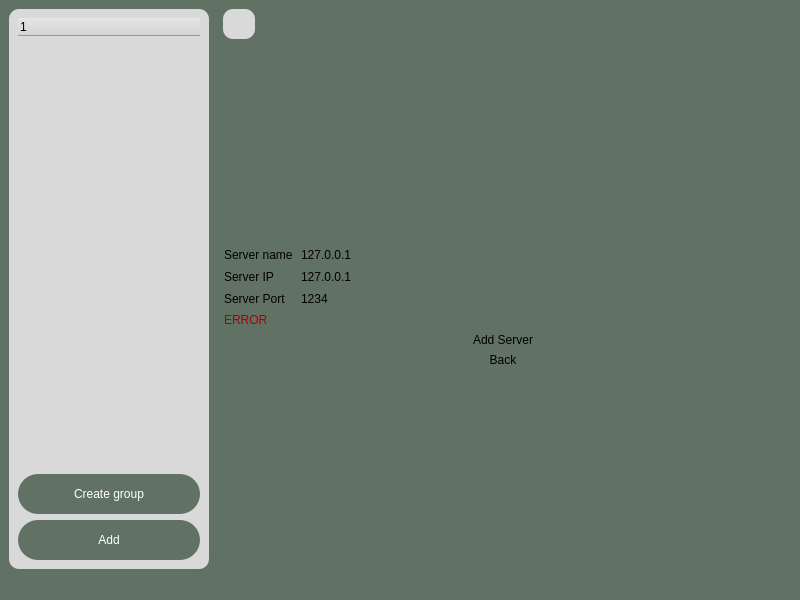
First picture: the form in SimpleChat/mainwindow.ui, repository Ssssvhhhhh/SimpleChat, before the edit.
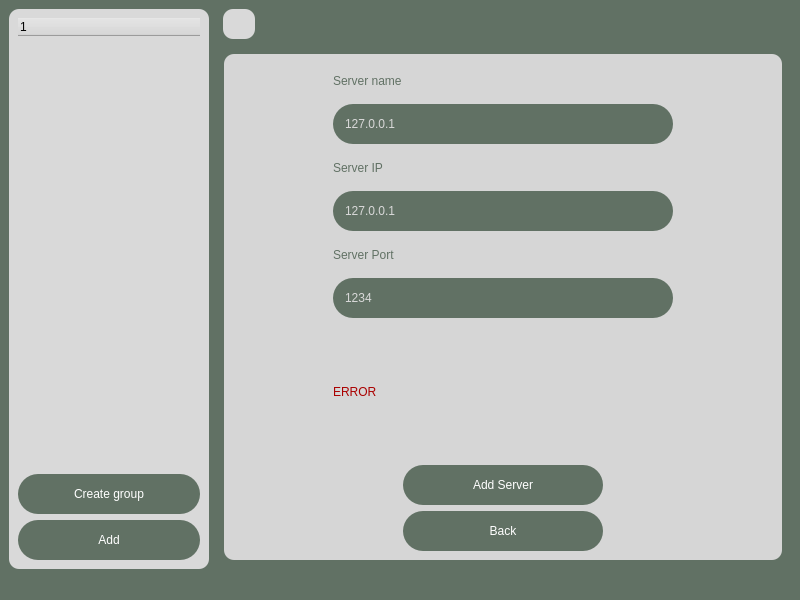
Second picture: the form after the edit. The open tabs and pages were chosen to show the change. Icons and pictures are not drawn.

```diff
--- a/SimpleChat/mainwindow.ui
+++ b/SimpleChat/mainwindow.ui
@@ -222,18 +222,40 @@
           <number>1</number>
          </property>
          <widget class="QWidget" name="pageServerSettings">
-          <layout class="QVBoxLayout" name="verticalLayout_7">
-           <item>
             <layout class="QVBoxLayout" name="verticalLayout_6">
              <item>
-              <spacer name="verticalSpacer">
+            <widget class="QFrame" name="frameAddServer">
+             <property name="styleSheet">
+              <string notr="true">#frameAddServer
+{
+background-color: rgb(214, 214, 214);
+
+border-image: url(server.png) 0 0 0 0 stretch stretch;
+}
+
+</string>
+             </property>
+             <property name="frameShape">
+              <enum>QFrame::Shape::StyledPanel</enum>
+             </property>
+             <property name="frameShadow">
+              <enum>QFrame::Shadow::Raised</enum>
+             </property>
+             <layout class="QVBoxLayout" name="verticalLayout_12">
+              <item>
+               <layout class="QHBoxLayout" name="horizontalLayout_9">
+                <item>
+                 <spacer name="horizontalSpacer_10">
                <property name="orientation">
-                <enum>Qt::Orientation::Vertical</enum>
+                   <enum>Qt::Orientation::Horizontal</enum>
+                  </property>
+                  <property name="sizeType">
+                   <enum>QSizePolicy::Policy::Preferred</enum>
                </property>
                <property name="sizeHint" stdset="0">
                 <size>
-                 <width>20</width>
-                 <height>88</height>
+                    <width>100</width>
+                    <height>20</height>
                 </size>
                </property>
               </spacer>
@@ -241,50 +263,157 @@
              <item>
               <layout class="QVBoxLayout" name="verticalLayout_5">
                <item>
-                <layout class="QGridLayout" name="gridLayout">
-                 <item row="2" column="0">
-                  <widget class="QLabel" name="labelPortServer">
-                   <property name="text">
-                    <string>Server Port</string>
-                   </property>
-                  </widget>
-                 </item>
-                 <item row="0" column="1">
-                  <widget class="QLineEdit" name="lineEditServerName">
-                   <property name="text">
-                    <string>127.0.0.1</string>
-                   </property>
-                  </widget>
-                 </item>
-                 <item row="2" column="1">
-                  <widget class="QLineEdit" name="lineEditServerPort">
-                   <property name="text">
-                    <string>1234</string>
-                   </property>
-                  </widget>
-                 </item>
-                 <item row="1" column="1">
-                  <widget class="QLineEdit" name="lineEditServerIP">
-                   <property name="text">
-                    <string>127.0.0.1</string>
-                   </property>
-                  </widget>
-                 </item>
-                 <item row="0" column="0">
                   <widget class="QLabel" name="labelServerName">
+                    <property name="minimumSize">
+                     <size>
+                      <width>0</width>
+                      <height>35</height>
+                     </size>
+                    </property>
+                    <property name="maximumSize">
+                     <size>
+                      <width>16777215</width>
+                      <height>35</height>
+                     </size>
+                    </property>
+                    <property name="styleSheet">
+                     <string notr="true">font: 18pt &quot;Segoe UI&quot;;
+color: rgb(97, 113, 100);
+background-color: none;</string>
+                    </property>
                    <property name="text">
                     <string>Server name</string>
                    </property>
                   </widget>
                  </item>
-                 <item row="1" column="0">
+                  <item>
+                   <widget class="QLineEdit" name="lineEditServerName">
+                    <property name="minimumSize">
+                     <size>
+                      <width>0</width>
+                      <height>40</height>
+                     </size>
+                    </property>
+                    <property name="maximumSize">
+                     <size>
+                      <width>400</width>
+                      <height>16777215</height>
+                     </size>
+                    </property>
+                    <property name="styleSheet">
+                     <string notr="true">background-color: rgb(97, 113, 100);
+color: rgb(217, 217, 217);
+font: 12pt &quot;Segoe UI&quot;;
+border-radius: 20px;                  
+padding-left: 10px;  
+</string>
+                    </property>
+                    <property name="text">
+                     <string>127.0.0.1</string>
+                    </property>
+                   </widget>
+                  </item>
+                  <item>
                   <widget class="QLabel" name="labelIPServer">
+                    <property name="minimumSize">
+                     <size>
+                      <width>0</width>
+                      <height>35</height>
+                     </size>
+                    </property>
+                    <property name="maximumSize">
+                     <size>
+                      <width>16777215</width>
+                      <height>35</height>
+                     </size>
+                    </property>
+                    <property name="styleSheet">
+                     <string notr="true">font: 18pt &quot;Segoe UI&quot;;
+color: rgb(97, 113, 100);
+background-color: none;</string>
+                    </property>
                    <property name="text">
                     <string>Server IP</string>
                    </property>
                   </widget>
                  </item>
-                </layout>
+                  <item>
+                   <widget class="QLineEdit" name="lineEditServerIP">
+                    <property name="minimumSize">
+                     <size>
+                      <width>0</width>
+                      <height>40</height>
+                     </size>
+                    </property>
+                    <property name="maximumSize">
+                     <size>
+                      <width>400</width>
+                      <height>16777215</height>
+                     </size>
+                    </property>
+                    <property name="styleSheet">
+                     <string notr="true">background-color: rgb(97, 113, 100);
+color: rgb(217, 217, 217);
+font: 12pt &quot;Segoe UI&quot;;
+border-radius: 20px;                  
+padding-left: 10px;  
+</string>
+                    </property>
+                    <property name="text">
+                     <string>127.0.0.1</string>
+                    </property>
+                   </widget>
+                  </item>
+                  <item>
+                   <widget class="QLabel" name="labelPortServer">
+                    <property name="minimumSize">
+                     <size>
+                      <width>0</width>
+                      <height>35</height>
+                     </size>
+                    </property>
+                    <property name="maximumSize">
+                     <size>
+                      <width>16777215</width>
+                      <height>35</height>
+                     </size>
+                    </property>
+                    <property name="styleSheet">
+                     <string notr="true">font: 18pt &quot;Segoe UI&quot;;
+color: rgb(97, 113, 100);
+background-color: none;</string>
+                    </property>
+                    <property name="text">
+                     <string>Server Port</string>
+                    </property>
+                   </widget>
+                  </item>
+                  <item>
+                   <widget class="QLineEdit" name="lineEditServerPort">
+                    <property name="minimumSize">
+                     <size>
+                      <width>0</width>
+                      <height>40</height>
+                     </size>
+                    </property>
+                    <property name="maximumSize">
+                     <size>
+                      <width>400</width>
+                      <height>16777215</height>
+                     </size>
+                    </property>
+                    <property name="styleSheet">
+                     <string notr="true">background-color: rgb(97, 113, 100);
+color: rgb(217, 217, 217);
+font: 12pt &quot;Segoe UI&quot;;
+border-radius: 20px;                  
+padding-left: 10px;  
+</string>
+                    </property>
+                    <property name="text">
+                     <string>1234</string>
+                    </property>
+                   </widget>
                </item>
                <item>
                 <widget class="QLabel" name="labelError_4">
@@ -292,7 +421,7 @@
                   <string notr="true">text-align: center;
 color: rgb(170, 0, 0);
 font: 12pt &quot;Segoe UI&quot;;
-
+background-color: none;
 </string>
                  </property>
                  <property name="text">
@@ -300,8 +429,80 @@
                  </property>
                 </widget>
                </item>
+                 </layout>
+                </item>
+                <item>
+                 <spacer name="horizontalSpacer_11">
+                  <property name="orientation">
+                   <enum>Qt::Orientation::Horizontal</enum>
+                  </property>
+                  <property name="sizeType">
+                   <enum>QSizePolicy::Policy::Preferred</enum>
+                  </property>
+                  <property name="sizeHint" stdset="0">
+                   <size>
+                    <width>100</width>
+                    <height>20</height>
+                   </size>
+                  </property>
+                 </spacer>
+                </item>
+               </layout>
+              </item>
+              <item>
+               <layout class="QHBoxLayout" name="horizontalLayout_10">
+                <item>
+                 <spacer name="horizontalSpacer_12">
+                  <property name="orientation">
+                   <enum>Qt::Orientation::Horizontal</enum>
+                  </property>
+                  <property name="sizeType">
+                   <enum>QSizePolicy::Policy::Preferred</enum>
+                  </property>
+                  <property name="sizeHint" stdset="0">
+                   <size>
+                    <width>150</width>
+                    <height>20</height>
+                   </size>
+                  </property>
+                 </spacer>
+                </item>
+                <item>
+                 <layout class="QVBoxLayout" name="verticalLayout_7">
                <item>
                 <widget class="QPushButton" name="pushButton">
+                    <property name="minimumSize">
+                     <size>
+                      <width>0</width>
+                      <height>40</height>
+                     </size>
+                    </property>
+                    <property name="maximumSize">
+                     <size>
+                      <width>200</width>
+                      <height>16777215</height>
+                     </size>
+                    </property>
+                    <property name="styleSheet">
+                     <string notr="true">QPushButton {
+color: rgb(255, 255, 255);
+background-color: #617164;
+border: none;
+border-radius: 20px;                    
+}
+QPushButton:hover {
+color: rgb(255, 255, 255);
+background-color: #69816D;
+border: none;
+border-radius: 20px;                    
+}
+QPushButton:pressed  {
+color: rgb(255, 255, 255);
+background-color: #3B433C;
+border: none;
+border-radius: 20px;                    
+}</string>
+                    </property>
                  <property name="text">
                   <string>Add Server</string>
                  </property>
@@ -309,6 +510,38 @@
                </item>
                <item>
                 <widget class="QPushButton" name="pushButtonBack">
+                    <property name="minimumSize">
+                     <size>
+                      <width>0</width>
+                      <height>40</height>
+                     </size>
+                    </property>
+                    <property name="maximumSize">
+                     <size>
+                      <width>200</width>
+                      <height>16777215</height>
+                     </size>
+                    </property>
+                    <property name="styleSheet">
+                     <string notr="true">QPushButton {
+color: rgb(255, 255, 255);
+background-color: #617164;
+border: none;
+border-radius: 20px;                    
+}
+QPushButton:hover {
+color: rgb(255, 255, 255);
+background-color: #69816D;
+border: none;
+border-radius: 20px;                    
+}
+QPushButton:pressed  {
+color: rgb(255, 255, 255);
+background-color: #3B433C;
+border: none;
+border-radius: 20px;                    
+}</string>
+                    </property>
                  <property name="text">
                   <string>Back</string>
                  </property>
@@ -317,19 +550,25 @@
               </layout>
              </item>
              <item>
-              <spacer name="verticalSpacer_2">
+                 <spacer name="horizontalSpacer_13">
                <property name="orientation">
-                <enum>Qt::Orientation::Vertical</enum>
+                   <enum>Qt::Orientation::Horizontal</enum>
+                  </property>
+                  <property name="sizeType">
+                   <enum>QSizePolicy::Policy::Preferred</enum>
                </property>
                <property name="sizeHint" stdset="0">
                 <size>
-                 <width>20</width>
-                 <height>40</height>
+                    <width>150</width>
+                    <height>20</height>
                 </size>
                </property>
               </spacer>
              </item>
             </layout>
+              </item>
+             </layout>
+            </widget>
            </item>
           </layout>
          </widget>
```
Left out of the diff: 2 changed lines with no effect on the pictures. Lines whose indentation alone changed are shown as unchanged.
